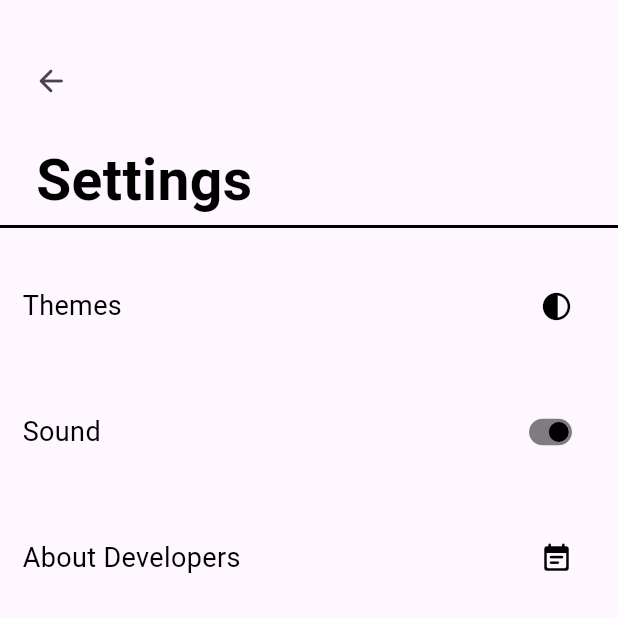
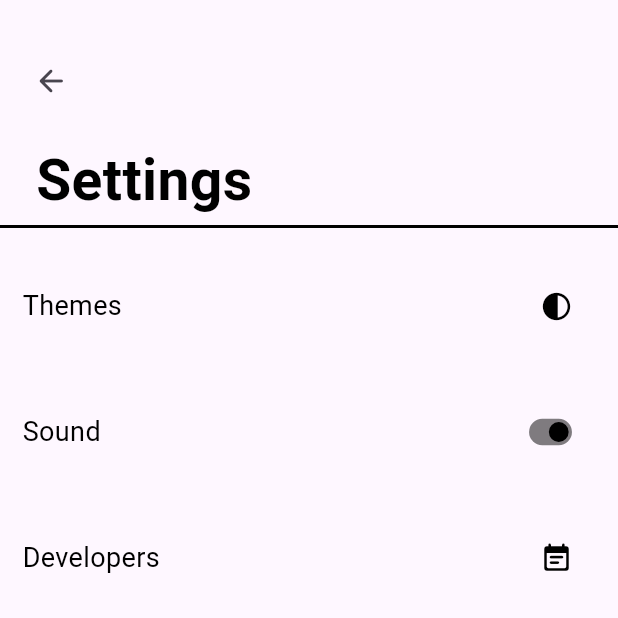
Before and after one commit to lamak-shahiwala/Four-Play, a Flutter app: the Settings screen opened directly, on a phone screen of 412 x 824 dp, the top half of it. Run offline on Flutter 3.47's test engine with Material 3 defaults, Android fonts, the phone set to English and light mode, and no system bars; Roboto replaces fonts that are missing (Sofia Sans).

Commit message:
Update check

```diff
--- a/lib/screens/settings.dart
+++ b/lib/screens/settings.dart
@@ -95,7 +95,7 @@ class Settings extends StatelessWidget {
                 mainAxisAlignment: MainAxisAlignment.spaceBetween,
                 children: [
                   Text(
-                    "About Developers",
+                    "Developers",
                     style: settings_infinite_white_button_text,
                   ),
                   Icon(
```
